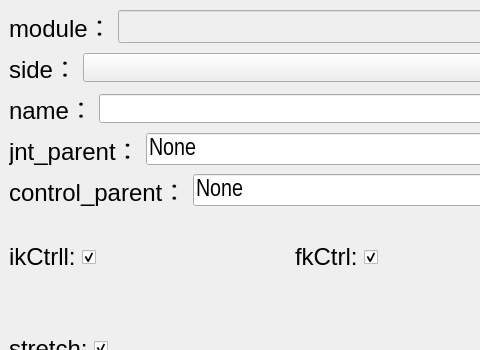
Before: the Qt Designer form bind/ui/setup/limb_ui.ui in MuZiMuZi/muziToolset, drawn with Qt 5; both pictures show x 0 to 480 and y 0 to 350 of the 580 by 559 pixel window.
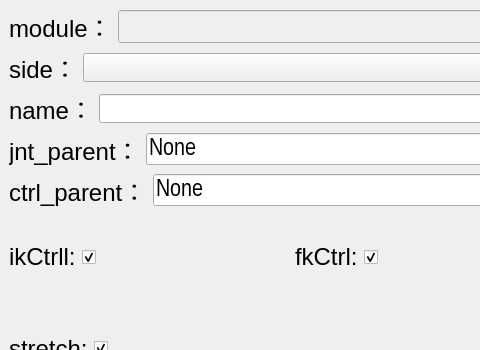
After: the same form once the commit is applied.

Commit message: 替换ctrl_parent

What changed in the file:
```diff
--- a/bind/ui/setup/limb_ui.ui
+++ b/bind/ui/setup/limb_ui.ui
@@ -217,7 +217,7 @@
                                             <enum>Qt::LeftToRight</enum>
                                         </property>
                                         <property name="text">
-                                            <string>control_parent：</string>
+                                            <string>ctrl_parent：</string>
                                         </property>
                                         <property name="alignment">
                                             <set>Qt::AlignLeading|Qt::AlignLeft|Qt::AlignVCenter</set>
```
Left out of the diff: 2 changed lines with no effect on the pictures. The commit also changes 47 other files.
